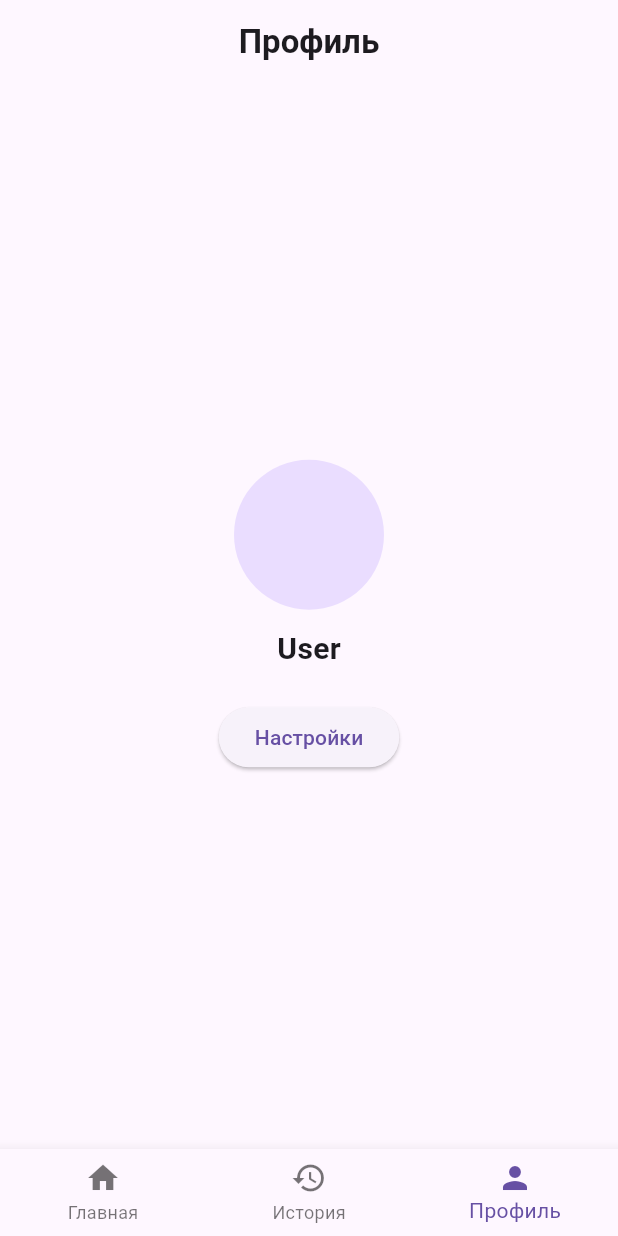
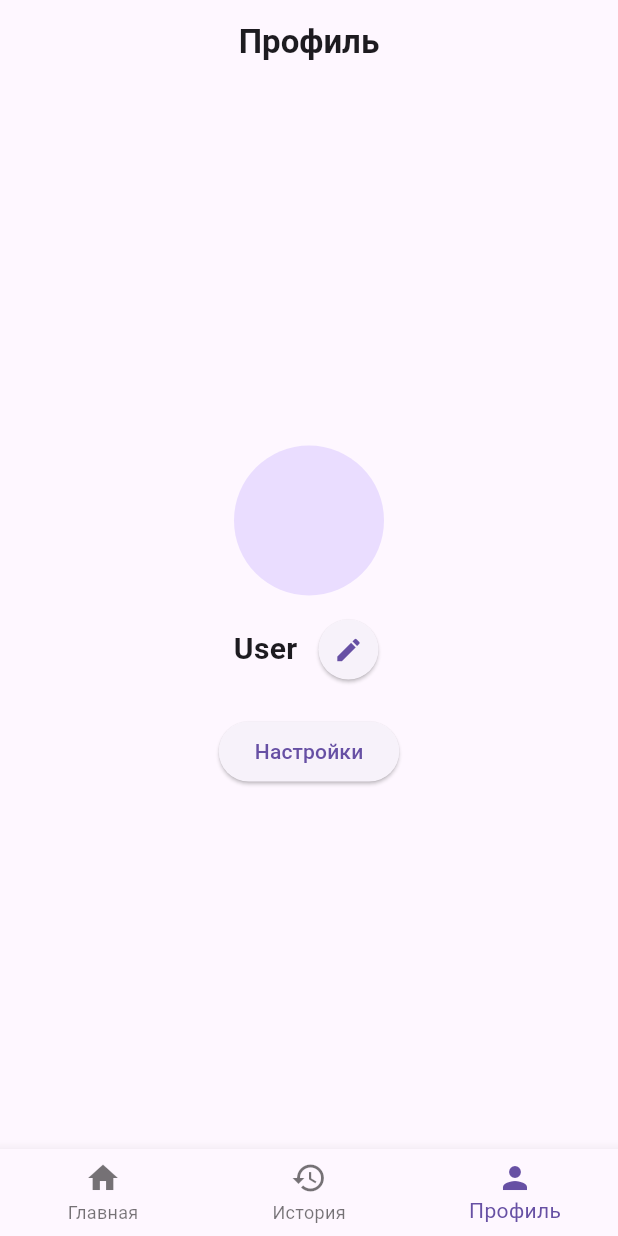
Before and after one commit to Qnicery/FlutterPR7, a Flutter app: the screen it shows after launch, item 3 of the bottom bar chosen, on a phone screen of 412 x 824 dp. Run offline on Flutter 3.47's test engine with Material 3 defaults, Android fonts, the phone set to English and light mode, and no system bars; our stand-ins replace cached_network_image; network calls fail.

Commit message:
Небольшие изменения на экране профмля

```diff
--- a/lib/features/hotels/screens/profile_screen.dart
+++ b/lib/features/hotels/screens/profile_screen.dart
@@ -4,33 +4,46 @@ import 'settings_screen.dart';
 import 'hotels_screen.dart';
 import 'history_screen.dart';
 
-class ProfileScreen extends StatelessWidget {
+class ProfileScreen extends StatefulWidget {
   final List<Booking> history;
   const ProfileScreen({super.key, required this.history});
 
-  void _openSettings(BuildContext context) {
+  @override
+  State<ProfileScreen> createState() => _ProfileScreenState();
+}
+
+class _ProfileScreenState extends State<ProfileScreen> {
+  String userName = 'User';
+
+  void _openSettings() {
     Navigator.push(
       context,
       MaterialPageRoute(builder: (_) => const SettingsScreen()),
     );
   }
 
-  void _navigateToHotels(BuildContext context) {
+  void _navigateToHotels() {
     Navigator.pushReplacement(
       context,
       MaterialPageRoute(
-        builder: (_) => HotelsScreen( history: history),
+        builder: (_) => HotelsScreen(history: widget.history),
       ),
     );
   }
 
-  void _navigateToHistory(BuildContext context) {
+  void _navigateToHistory() {
     Navigator.pushReplacement(
       context,
       MaterialPageRoute(
-        builder: (_) => HistoryScreen(history: history),
+        builder: (_) => HistoryScreen(history: widget.history),
       ),
     );
+  }
+
+  void _changeName() {
+    setState(() {
+      userName = userName == 'User' ? 'Имя' : 'User';
+    });
   }
 
   @override
@@ -43,10 +56,24 @@ class ProfileScreen extends StatelessWidget {
           children: [
             const CircleAvatar(radius: 50),
             const SizedBox(height: 12),
-            const Text('User', style: TextStyle(fontSize: 20, fontWeight: FontWeight.bold)),
+            Row(
+              mainAxisAlignment: MainAxisAlignment.center,
+              children: [
+                Text(userName, style: const TextStyle(fontSize: 20, fontWeight: FontWeight.bold)),
+                const SizedBox(width: 10),
+                ElevatedButton(
+                  onPressed: _changeName,
+                  style: ElevatedButton.styleFrom(
+                    padding: const EdgeInsets.all(8),
+                    minimumSize: const Size(40, 40),
+                  ),
+                  child: const Icon(Icons.edit, size: 20),
+                ),
+              ],
+            ),
             const SizedBox(height: 20),
             ElevatedButton(
-              onPressed: () => _openSettings(context),
+              onPressed: _openSettings,
               child: const Text('Настройки'),
             ),
           ],
@@ -55,8 +82,8 @@ class ProfileScreen extends StatelessWidget {
       bottomNavigationBar: BottomNavigationBar(
         currentIndex: 2,
         onTap: (index) {
-          if (index == 0) _navigateToHotels(context);
-          if (index == 1) _navigateToHistory(context);
+          if (index == 0) _navigateToHotels();
+          if (index == 1) _navigateToHistory();
         },
         items: const [
           BottomNavigationBarItem(icon: Icon(Icons.home), label: 'Главная'),
--- a/lib/features/hotels/screens/settings_screen.dart
+++ b/lib/features/hotels/screens/settings_screen.dart
@@ -22,7 +22,6 @@ class SettingsScreen extends StatelessWidget {
               child: const Text('Удалить аккаунт'),
             ),
             const SizedBox(height: 10),
-
           ],
         ),
       ),
```
